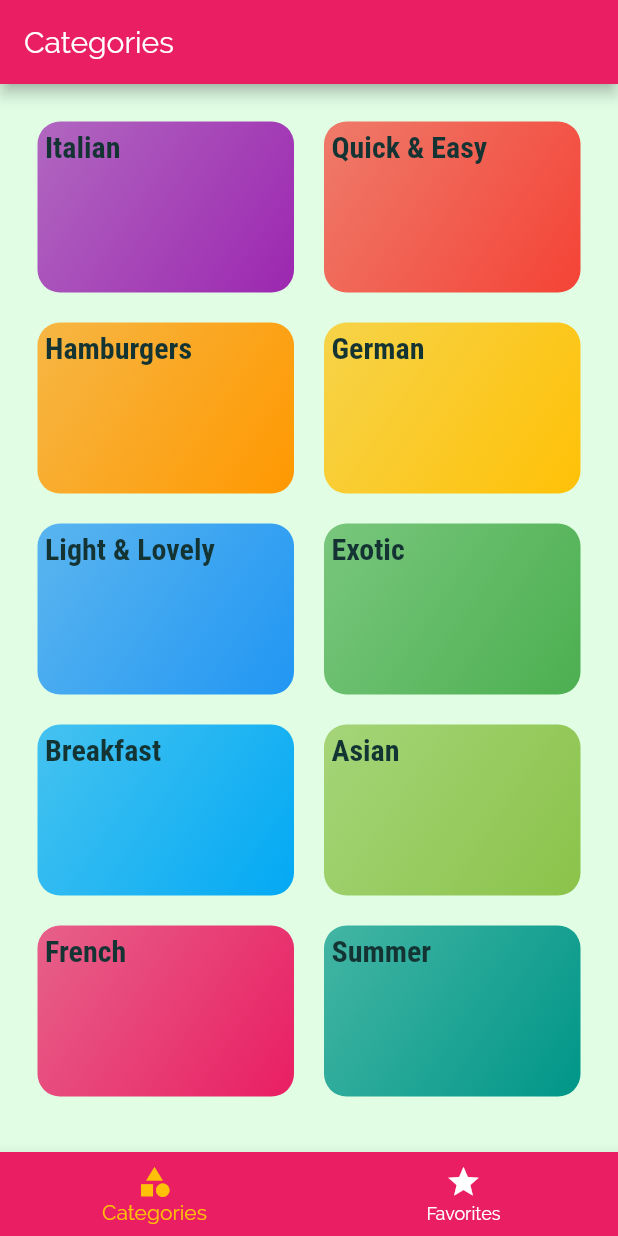
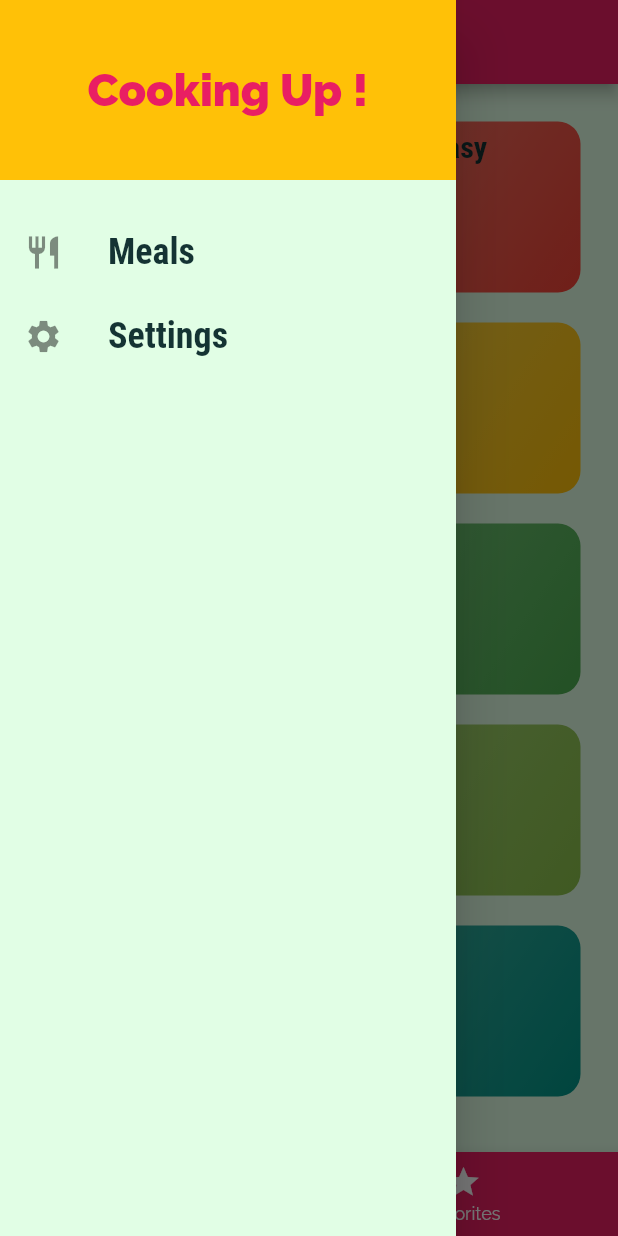
Before and after one commit to ZoraizEjaz/FlutterMealApp, a Flutter app: the screen it shows after launch, with the side drawer open (before the commit the screen has no drawer), on a phone screen of 412 x 824 dp. Run offline on Flutter 3.47's test engine with Material 2 defaults, Android fonts, the phone set to English and light mode, and no system bars.

Commit message:
Side Menu drawer added as a seperate widget

```diff
--- a/lib/screens/tab_screen.dart
+++ b/lib/screens/tab_screen.dart
@@ -1,6 +1,7 @@
 import './favorites_screen.dart';
 import 'package:flutter/material.dart';
 import './categories_screen.dart';
+import '../widget/main_drawer.dart';
 
 class TabsScreen extends StatefulWidget {
   @override
@@ -33,6 +34,7 @@ class _TabsScreenState extends State<TabsScreen> {
       appBar: AppBar(
         title: Text(_pages[_selectedPageIndex]['title']),
       ),
+      drawer: MainDrawer(),
       body: _pages[_selectedPageIndex]['page'],
       bottomNavigationBar: BottomNavigationBar(
           onTap: _selectPage,
--- /dev/null
+++ b/lib/widget/main_drawer.dart
@@ -0,0 +1,52 @@
+import 'dart:ui';
+
+import 'package:flutter/material.dart';
+
+class MainDrawer extends StatelessWidget {
+  Widget buildListTile(String title, IconData icon) {
+    return ListTile(
+      leading: Icon(
+        icon,
+        size: 26,
+      ),
+      title: Text(
+        title,
+        style: TextStyle(
+            fontFamily: 'RobotoCondensed',
+            fontWeight: FontWeight.bold,
+            fontSize: 24),
+      ),
+      onTap: () {},
+    );
+  }
+
+  @override
+  Widget build(BuildContext context) {
+    return Drawer(
+      child: Column(
+        children: <Widget>[
+          Container(
+            height: 120,
+            width: double.infinity,
+            padding: EdgeInsets.all(10),
+            alignment: Alignment.center,
+            color: Theme.of(context).accentColor,
+            child: Text(
+              'Cooking Up !',
+              style: TextStyle(
+                fontWeight: FontWeight.w900,
+                fontSize: 30,
+                color: Theme.of(context).primaryColor,
+              ),
+            ),
+          ),
+          SizedBox(
+            height: 20,
+          ),
+          buildListTile('Meals', Icons.restaurant),
+          buildListTile('Settings', Icons.settings),
+        ],
+      ),
+    );
+  }
+}
```
